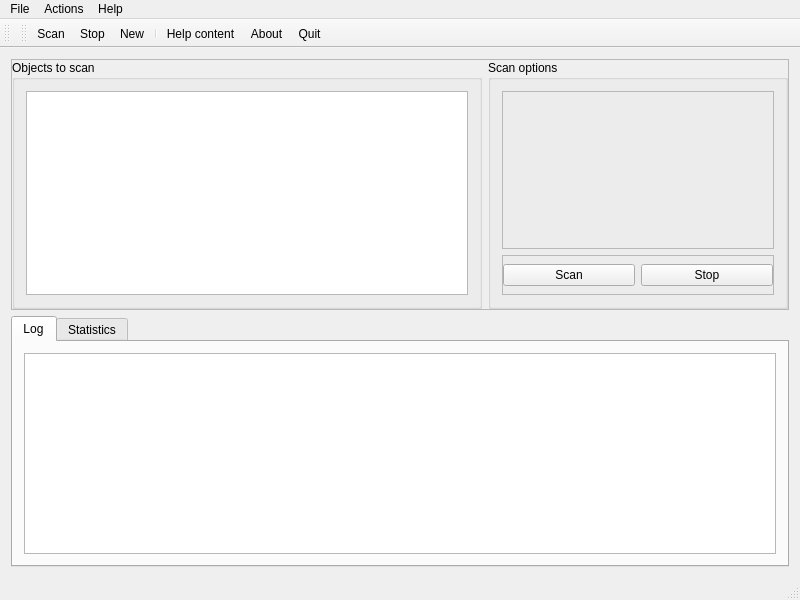
First picture: the form in mainwindow.ui, repository vvd7683/SimScanner, before the edit.
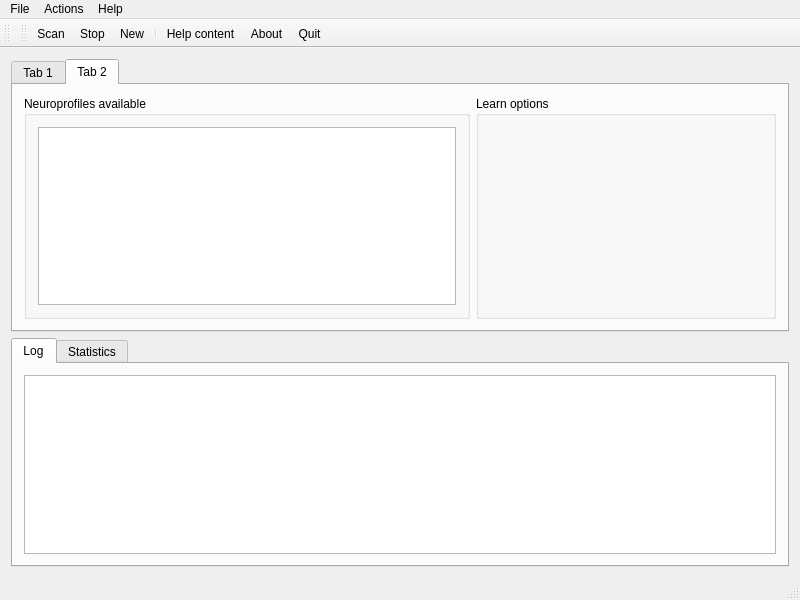
Second picture: the form after the edit. The open tabs and pages were chosen to show the change. Icons and pictures are not drawn.

Commit message: Learn mode development

```diff
--- a/mainwindow.ui
+++ b/mainwindow.ui
@@ -32,31 +32,20 @@
   <widget class="QWidget" name="centralWidget">
    <layout class="QVBoxLayout" name="verticalLayout">
     <item>
-     <widget class="QFrame" name="frame">
-      <property name="frameShape">
-       <enum>QFrame::StyledPanel</enum>
+     <widget class="QTabWidget" name="twModes">
+      <property name="currentIndex">
+       <number>0</number>
       </property>
-      <property name="frameShadow">
-       <enum>QFrame::Raised</enum>
-      </property>
+      <widget class="QWidget" name="tabScan">
+       <attribute name="title">
+        <string>Tab 1</string>
+       </attribute>
       <layout class="QHBoxLayout" name="horizontalLayout">
-       <property name="leftMargin">
-        <number>0</number>
-       </property>
-       <property name="topMargin">
-        <number>0</number>
-       </property>
-       <property name="rightMargin">
-        <number>0</number>
-       </property>
-       <property name="bottomMargin">
-        <number>0</number>
-       </property>
        <item>
         <widget class="QGroupBox" name="gboxScannedObjects">
          <property name="minimumSize">
           <size>
-           <width>300</width>
+            <width>0</width>
            <height>0</height>
           </size>
          </property>
@@ -95,55 +84,36 @@
          </property>
          <layout class="QVBoxLayout" name="verticalLayout_5">
           <item>
-           <widget class="QFrame" name="frame_2">
+            <widget class="QFrame" name="frameScanArea">
             <property name="frameShape">
              <enum>QFrame::StyledPanel</enum>
             </property>
             <property name="frameShadow">
              <enum>QFrame::Raised</enum>
             </property>
-            <widget class="QFrame" name="frameLog">
-             <property name="geometry">
-              <rect>
-               <x>-310</x>
-               <y>220</y>
-               <width>659</width>
-               <height>186</height>
-              </rect>
-             </property>
-             <property name="minimumSize">
-              <size>
-               <width>0</width>
-               <height>150</height>
-              </size>
-             </property>
-             <property name="maximumSize">
-              <size>
-               <width>16777215</width>
-               <height>200</height>
-              </size>
-             </property>
-             <property name="frameShape">
-              <enum>QFrame::StyledPanel</enum>
-             </property>
-             <property name="frameShadow">
-              <enum>QFrame::Raised</enum>
-             </property>
-             <layout class="QVBoxLayout" name="verticalLayout_2">
-              <property name="leftMargin">
-               <number>0</number>
-              </property>
-              <property name="topMargin">
-               <number>0</number>
-              </property>
-              <property name="rightMargin">
-               <number>0</number>
-              </property>
-              <property name="bottomMargin">
-               <number>0</number>
-              </property>
+             <layout class="QVBoxLayout" name="verticalLayout_6">
+              <item>
+               <widget class="QRadioButton" name="radioButton_2">
+                <property name="text">
+                 <string>RadioButton</string>
+                </property>
+               </widget>
+              </item>
+              <item>
+               <widget class="QRadioButton" name="radioButton_3">
+                <property name="text">
+                 <string>RadioButton</string>
+                </property>
+               </widget>
+              </item>
+              <item>
+               <widget class="QRadioButton" name="radioButton">
+                <property name="text">
+                 <string>RadioButton</string>
+                </property>
+               </widget>
+              </item>
              </layout>
-            </widget>
            </widget>
           </item>
           <item>
@@ -202,6 +172,57 @@
         </widget>
        </item>
       </layout>
+      </widget>
+      <widget class="QWidget" name="tabLearn">
+       <attribute name="title">
+        <string>Tab 2</string>
+       </attribute>
+       <layout class="QHBoxLayout" name="horizontalLayout_3">
+        <item>
+         <widget class="QGroupBox" name="gboxNnAvailable">
+          <property name="minimumSize">
+           <size>
+            <width>0</width>
+            <height>0</height>
+           </size>
+          </property>
+          <property name="maximumSize">
+           <size>
+            <width>16777215</width>
+            <height>16777215</height>
+           </size>
+          </property>
+          <property name="title">
+           <string>Neuroprofiles available</string>
+          </property>
+          <layout class="QVBoxLayout" name="verticalLayout_2">
+           <item>
+            <widget class="QTreeView" name="tvNnAvailable"/>
+           </item>
+          </layout>
+         </widget>
+        </item>
+        <item>
+         <widget class="QGroupBox" name="gboxLearnOptions">
+          <property name="minimumSize">
+           <size>
+            <width>300</width>
+            <height>0</height>
+           </size>
+          </property>
+          <property name="maximumSize">
+           <size>
+            <width>300</width>
+            <height>16777215</height>
+           </size>
+          </property>
+          <property name="title">
+           <string>Learn options</string>
+          </property>
+         </widget>
+        </item>
+       </layout>
+      </widget>
      </widget>
     </item>
     <item>
```
Lines whose indentation alone changed are shown as unchanged. The commit also changes 3 other files.
